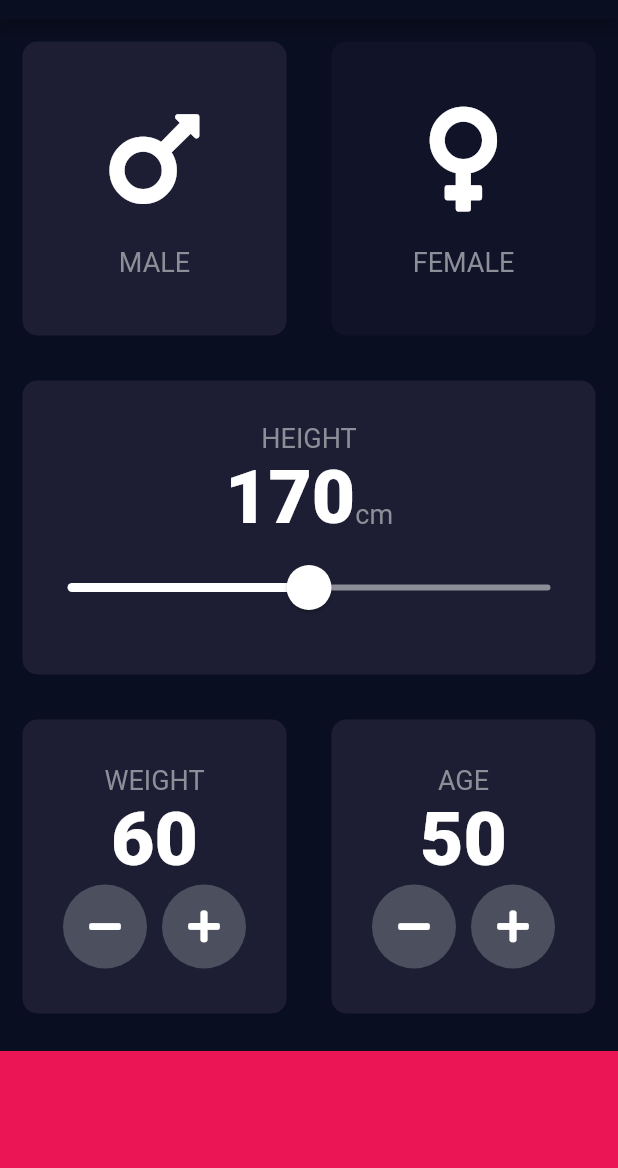
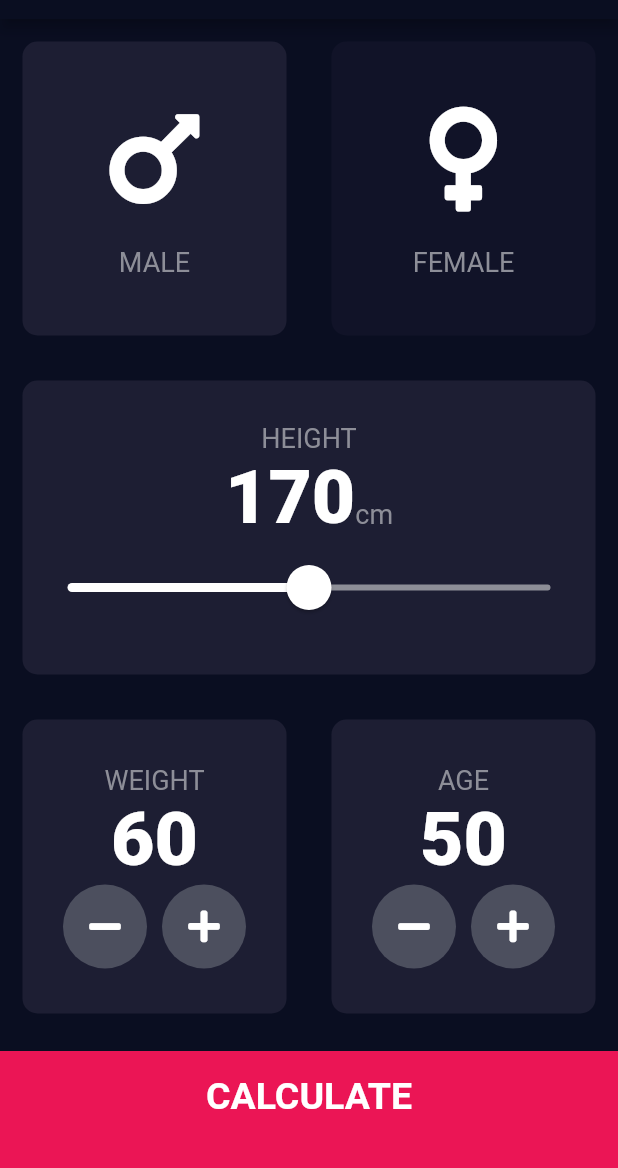
Before and after one commit to arodde/bmi_calculator_flutter, a Flutter app: the screen it shows after launch, on a phone screen of 412 x 824 dp, the part 65-1233 px from its top. Run offline on Flutter 3.47's test engine with Material 2 defaults, Android fonts, the phone set to English and light mode, and no system bars; our stand-ins replace font_awesome_flutter.

Commit message:
écran 1 complet, écran 2 visuel ok, logique à ajouter entre les deux écrans

```diff
--- /dev/null
+++ b/lib/Components/bottomButton.dart
@@ -0,0 +1,29 @@
+import 'package:flutter/material.dart';
+import '../constants.dart';
+
+class BottomButton extends StatelessWidget {
+  BottomButton({required this.onTap, required this.buttonTitle});
+  final VoidCallback onTap;
+  final String buttonTitle;
+  @override
+  Widget build(BuildContext context) {
+    return GestureDetector(
+      onTap: onTap,
+      child: Container(
+        child: Center(
+          child: Text(
+            buttonTitle,
+            style: kLargeButtonTextStyle,
+          ),
+        ),
+        padding: EdgeInsets.only(bottom: 20.0),
+        color: kColorBottomContainerBackground,
+        width: double.infinity,
+        height: kBottomContainerHeight,
+        margin: EdgeInsets.only(
+          top: 10.0,
+        ),
+      ),
+    );
+  }
+}
--- a/lib/item_content.dart
+++ b/lib/Components/icon_content.dart
@@ -1,5 +1,5 @@
 import 'package:flutter/material.dart';
-import 'constants.dart';
+import '../constants.dart';
 
 const double sizeIcon = 80.0;
 const double heightSizeBox = 18.0;
--- /dev/null
+++ b/lib/Components/roundIconButton.dart
@@ -0,0 +1,20 @@
+import 'package:flutter/material.dart';
+
+class RoundIconButton extends StatelessWidget {
+  RoundIconButton({required this.icon, required this.onPressed});
+
+  final IconData icon;
+  final VoidCallback? onPressed;
+
+  @override
+  Widget build(BuildContext context) {
+    return RawMaterialButton(
+      child: Icon(icon),
+      onPressed: onPressed,
+      constraints: BoxConstraints.tightFor(width: 56.0, height: 56.0),
+      shape: CircleBorder(),
+      fillColor: Color(0xFF4C4F5E),
+      elevation: 0.0,
+    );
+  }
+}
--- a/lib/input_page.dart
+++ b/lib/Screens/input_page.dart
@@ -1,11 +1,13 @@
-import 'package:bmi_calculator_flutter/results_page.dart';
+import 'package:bmi_calculator_flutter/Components/icon_content.dart';
+import 'package:bmi_calculator_flutter/Screens/results_page.dart';
 import 'package:flutter/cupertino.dart';
 import 'package:flutter/material.dart';
 import 'package:flutter/rendering.dart';
 import 'package:font_awesome_flutter/font_awesome_flutter.dart';
-import 'reusable_card.dart';
-import 'item_content.dart';
-import 'constants.dart';
+import '../Components/bottomButton.dart';
+import '../Components/roundIconButton.dart';
+import '../Components/reusable_card.dart';
+import '../constants.dart';
 
 Gender selectedGender = Gender.male;
 
@@ -210,41 +212,19 @@ class _InputPageState extends State<InputPage> {
               ],
             ),
           ),
-          GestureDetector(
+          BottomButton(
+            buttonTitle: 'CALCULATE',
             onTap: () {
-              Navigator.push(context,
-                  MaterialPageRoute(builder: (context) => ResultsPage()));
+              Navigator.push(
+                context,
+                MaterialPageRoute(
+                  builder: (context) => ResultsPage(),
+                ),
+              );
             },
-            child: Container(
-              color: kColorBottomContainerBackground,
-              width: double.infinity,
-              height: kBottomContainerHeight,
-              margin: EdgeInsets.only(
-                top: 10.0,
-              ),
-            ),
           ),
         ],
       ),
     );
   }
 }
-
-class RoundIconButton extends StatelessWidget {
-  RoundIconButton({required this.icon, required this.onPressed});
-
-  final IconData icon;
-  final VoidCallback? onPressed;
-
-  @override
-  Widget build(BuildContext context) {
-    return RawMaterialButton(
-      child: Icon(icon),
-      onPressed: onPressed,
-      constraints: BoxConstraints.tightFor(width: 56.0, height: 56.0),
-      shape: CircleBorder(),
-      fillColor: Color(0xFF4C4F5E),
-      elevation: 0.0,
-    );
-  }
-}
--- a/lib/constants.dart
+++ b/lib/constants.dart
@@ -1,4 +1,5 @@
 import 'package:flutter/material.dart';
+import 'package:flutter/painting.dart';
 
 const double kMinHeight = 120;
 const double kMaxHeight = 220;
@@ -15,3 +16,15 @@ const TextStyle kNumberTextStyle = TextStyle(
   fontWeight: FontWeight.w900,
   fontSize: 50.0,
 );
+
+const kLargeButtonTextStyle =
+    TextStyle(fontSize: 25.0, fontWeight: FontWeight.bold);
+
+const kTitleTextStyle = TextStyle(fontSize: 50.0, fontWeight: FontWeight.bold);
+
+const kResultTextStyle = TextStyle(
+    color: Color(0xFF24D876), fontSize: 22.0, fontWeight: FontWeight.bold);
+const kBMITextStyle = TextStyle(fontSize: 100.0, fontWeight: FontWeight.bold);
+const kBodyStyleText = TextStyle(
+  fontSize: 22.0,
+);
--- a/lib/main.dart
+++ b/lib/main.dart
@@ -1,5 +1,5 @@
 import 'package:flutter/material.dart';
-import 'input_page.dart';
+import 'Screens/input_page.dart';
 
 void main() => runApp(BMICalculator());
 
```
Also changed, not shown: lib/Screens/results_page.dart (added, +53 -0 lines), lib/results_page.dart (deleted, +0 -13 lines), lib/Components/reusable_card.dart (renamed from lib/reusable_card.dart), pubspec.lock, 1 other file.
